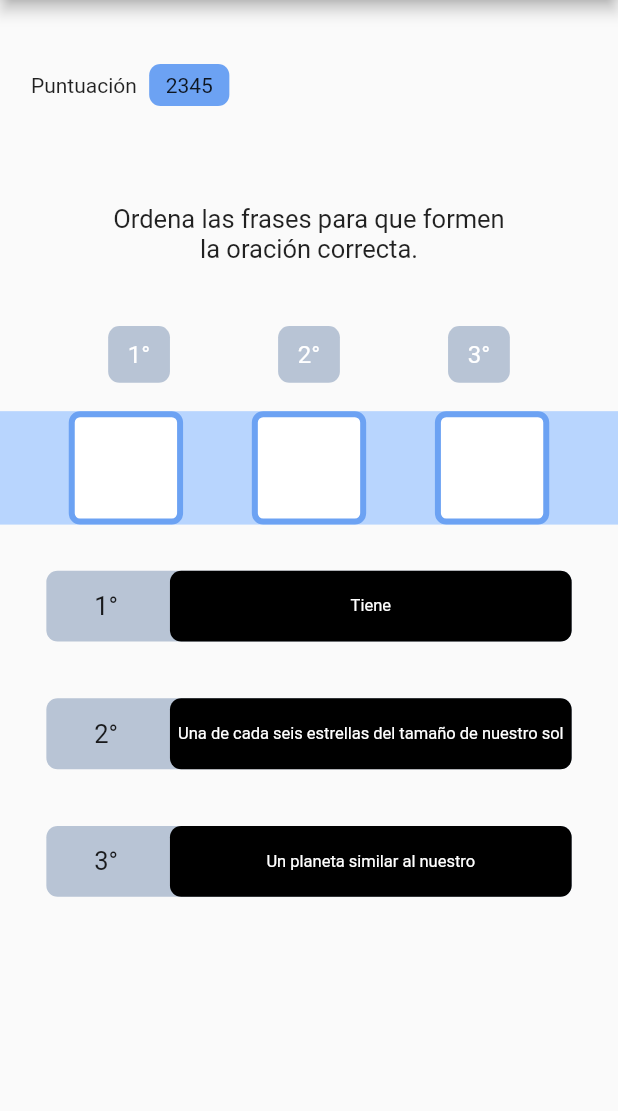
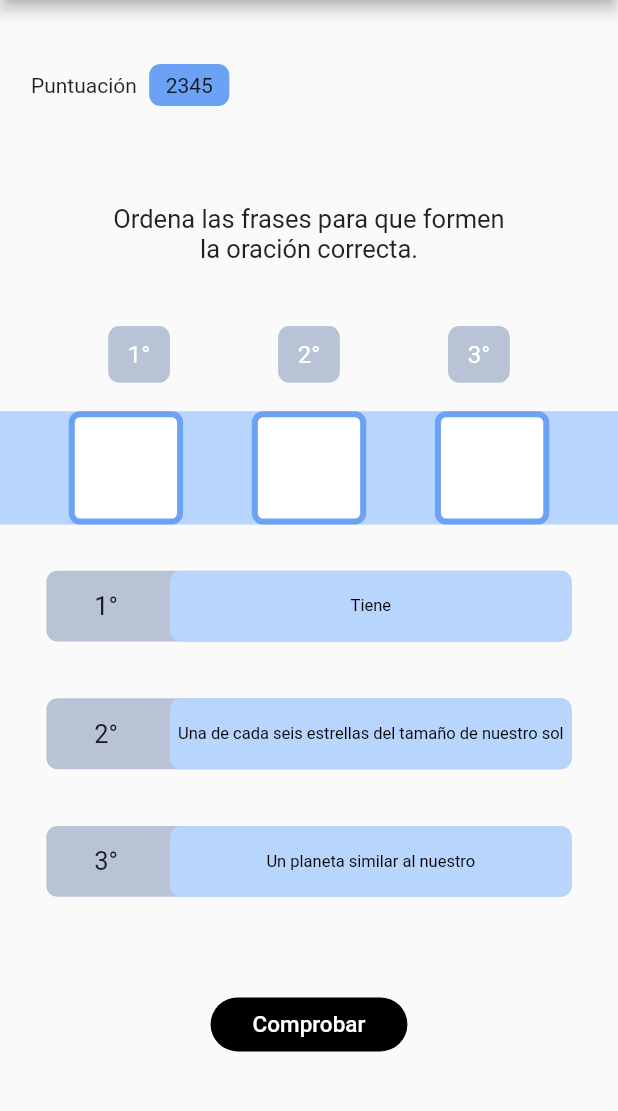
Before and after one commit to JazminSantibanez/sintaxis-espanol, a Flutter app: the screen it shows after launch, after a tap on "Nueva Partida", on a phone screen of 412 x 824 dp, the part 84-1195 px from its top. Run offline on Flutter 3.47's test engine with Material 2 defaults, Android fonts, the phone set to English and light mode, and no system bars; drawn by our look-alikes of flutter_layout_grid; our stand-ins replace fluttertoast, sqflite; accounts and stored records are empty.

Commit message:
change colors and logo

```diff
--- a/lib/game.dart
+++ b/lib/game.dart
@@ -1,6 +1,9 @@
 import "package:flutter/material.dart";
 import 'package:flutter_layout_grid/flutter_layout_grid.dart';
+import 'package:fluttertoast/fluttertoast.dart';
+import 'package:sintaxis_espanol/databaseHelper.dart';
 import 'package:sintaxis_espanol/variables.dart';
+import 'package:sqflite/sqflite.dart';
 
 
 class SyntaxGame extends StatelessWidget {
@@ -36,7 +39,7 @@ class Game extends StatelessWidget {
         sentence-2
         .
         sentence-3
-        .
+        buttonCheck
         ''',
         columnSizes: [1.fr],
         rowSizes: [
@@ -63,6 +66,7 @@ class Game extends StatelessWidget {
           Sentence(2, "Una de cada seis estrellas del tamaño de nuestro sol")
               .inGridArea("sentence-2"),
           Sentence(3, "Un planeta similar al nuestro").inGridArea("sentence-3"),
+          ButtonCheck().inGridArea("buttonCheck"),
         ],
       ),
     );
@@ -157,13 +161,13 @@ class Sentence extends StatelessWidget {
           alignment: Alignment.centerRight,
           widthFactor: 0.65,
           child: Container(
-            decoration: roundBoxDecoration(color: SEColorScheme.black),
+            decoration: roundBoxDecoration(color: SEColorScheme.lightBlue),
             child: FractionallySizedBox(
                 child: Container(
                     child: Text(
                       "$text",
                       style:
-                          TextStyle(fontSize: 11, color: SEColorScheme.white),
+                          TextStyle(fontSize: 11, color: SEColorScheme.black),
                       textAlign: TextAlign.center,
                     ),
                     alignment: Alignment.center),
@@ -287,3 +291,39 @@ class SentenceNums extends StatelessWidget {
     );
   }
 }
+
+TextStyle buttonTStyle = new TextStyle(color:SEColorScheme.white,fontSize: 15,);
+TextStyle toastStyle = new TextStyle(color:SEColorScheme.white,fontSize: 25,);
+class ButtonCheck extends StatelessWidget {
+  @override
+  Widget build(BuildContext context) {
+    return Center(
+      child: Column(
+         mainAxisAlignment: MainAxisAlignment.center,
+         children: <Widget>[
+           TextButton(
+              onPressed: ()async{
+
+                    Fluttertoast.showToast(
+                    msg: '¡Correcto!🥳',
+                    toastLength: Toast.LENGTH_SHORT,
+                    gravity: ToastGravity.BOTTOM,
+                    backgroundColor: SEColorScheme.white,
+                    textColor: SEColorScheme.gray,
+                    fontSize: 40,
+                );
+              },
+              child: Padding(
+                padding: const EdgeInsets.symmetric(horizontal: 20),
+                child: Text('Comprobar', style: buttonTStyle,),
+              ),
+              style: TextButton.styleFrom(
+                backgroundColor: SEColorScheme.black,
+                shape: StadiumBorder(),
+              ),
+            )
+         ],
+      ),
+    );
+  }
+}
--- a/lib/menu.dart
+++ b/lib/menu.dart
@@ -2,13 +2,15 @@ import 'package:flutter/material.dart';
 import 'package:sintaxis_espanol/game.dart';
 import 'package:sintaxis_espanol/variables.dart';
 import 'package:flutter_layout_grid/flutter_layout_grid.dart';
+
+import 'databaseHelper.dart';
 
 
 class Menu extends StatelessWidget {
   @override
   Widget build(BuildContext context){
     return Scaffold(
-      appBar: buildAppBar(),
+      //appBar: buildAppBar(),
       body: Body(),
     );
   }
@@ -62,13 +64,13 @@ class Logo extends StatelessWidget {
   @override
   Widget build(BuildContext context) {
     return Center(
-        child: Image.asset("assets/images/logoto.png", height: 100,
-                         width: 300, fit: BoxFit.fitWidth,)
+        child: Image.asset("assets/images/sintaxlogo.png", height: 100,
+                         width: 400, fit: BoxFit.fitWidth,)
             );
   }
 }
 
-TextStyle buttonTStyle = new TextStyle(color:SEColorScheme.white,fontSize: 25,fontFamily:'Helvetica',);
+TextStyle buttonTStyle = new TextStyle(color:SEColorScheme.white,fontSize: 25,fontFamily: 'Helveticat',);
 
 class ButtonGame extends StatelessWidget {
   @override
@@ -119,7 +121,11 @@ class ButtonStreak extends StatelessWidget {
              Image.asset("assets/icons/fire.png",height: 80,
                              width: 80, fit: BoxFit.fitWidth,),
             TextButton(
-              onPressed: (){},
+              onPressed: ()async{
+
+                List<Map<String,dynamic>> queryrows = await DatabaseHelper.instance.queryAll();
+                print(queryrows);
+              },
               child: Padding(
                 padding: const EdgeInsets.symmetric(horizontal: 40),
                 child: Text('Mejor Partida', style: buttonTStyle,),
--- a/lib/variables.dart
+++ b/lib/variables.dart
@@ -7,4 +7,5 @@ class SEColorScheme {
   static const blue = Color(0xFF6ca2f3);
   static const lightBlue = Color(0xFFb8d5fe);
   static const gray = Color(0xFFb8c4d5);
+   static const nuevo = Color(0X6a6a6a);
 }
```
Also changed, not shown: lib/databaseHelper.dart (added, +75 -0 lines), pubspec.yaml (+6 -3 lines), assets/images/sintaxlogo.png (added), fonts/HelveticaNeue-UltLt.otf (added), fonts/HelveticaNeueLTStd-Roman.otf (added), pubspec.lock, 1 other file.
